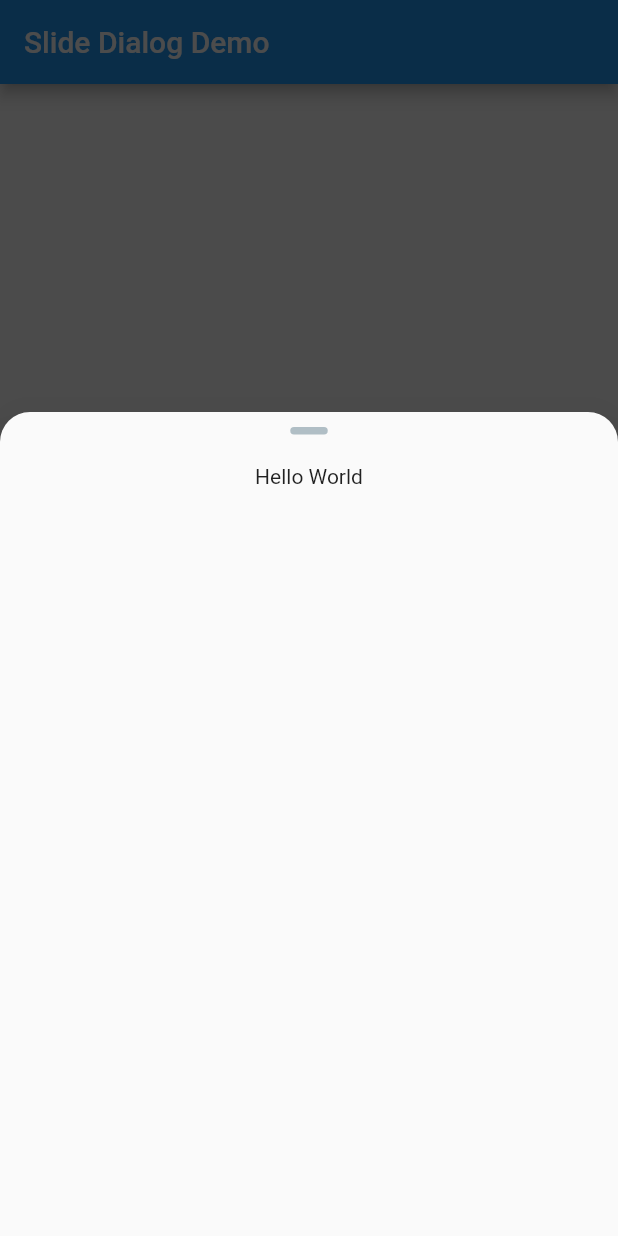
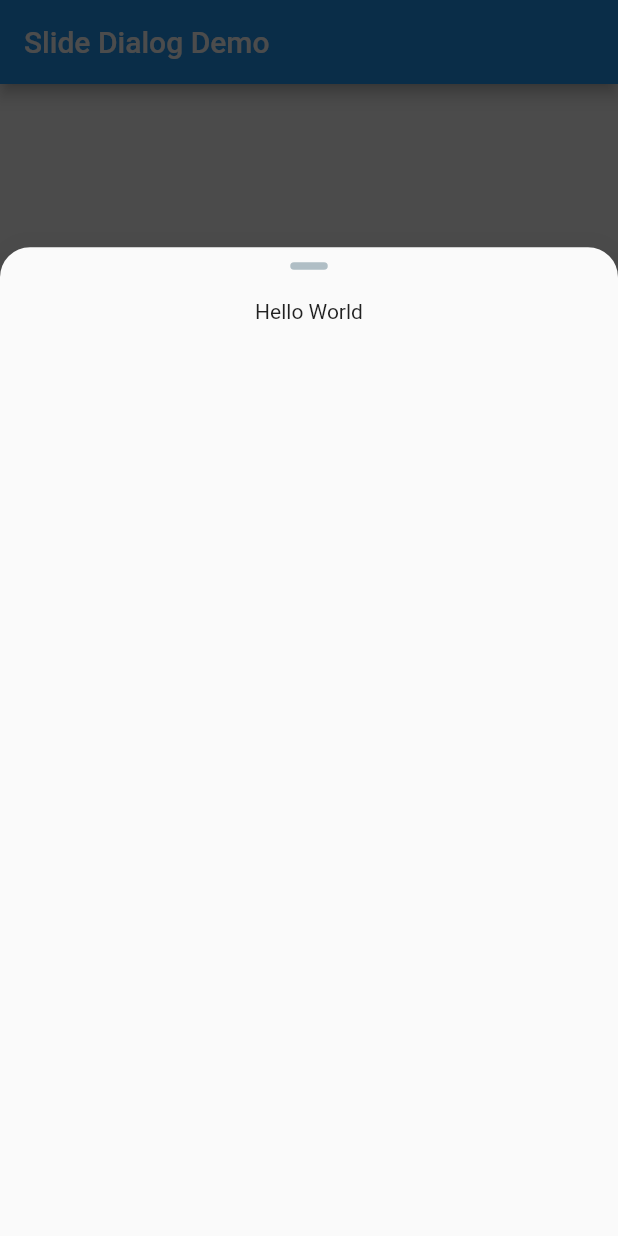
Before and after one commit to dhimasdewanto/slide_popup_dialog, a Flutter app: the screen it shows after launch, after a tap on "Press to open dialog", on a phone screen of 412 x 824 dp. Run offline on Flutter 3.47's test engine with Material 2 defaults, Android fonts, the phone set to English and light mode, and no system bars.

Commit message:
Modify the height

```diff
--- a/lib/slide_dialog.dart
+++ b/lib/slide_dialog.dart
@@ -28,7 +28,7 @@ class _SlideDialogState extends State<SlideDialog> {
 
     return AnimatedPadding(
       padding: MediaQuery.of(context).viewInsets +
-          EdgeInsets.only(top: deviceHeight / 3.0 + _currentPosition),
+          EdgeInsets.only(top: deviceHeight / 5.0 + _currentPosition),
       duration: Duration(milliseconds: 100),
       curve: Curves.decelerate,
       child: MediaQuery.removeViewInsets(
@@ -40,7 +40,7 @@ class _SlideDialogState extends State<SlideDialog> {
         child: Center(
           child: Container(
             width: deviceWidth,
-            height: deviceHeight / 1.5,
+            height: deviceHeight ,
             child: Material(
               color: widget.backgroundColor ??
                   Theme.of(context).dialogBackgroundColor,
```
Also changed, not shown: example/pubspec.lock, pubspec.lock, 3 other files.
